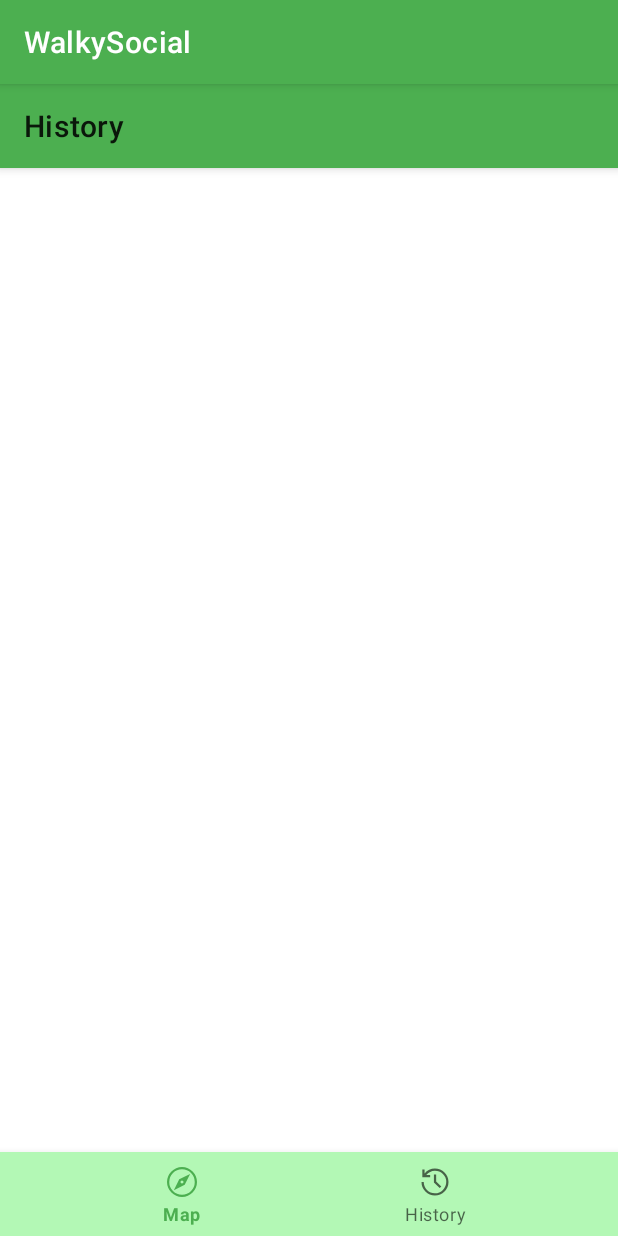
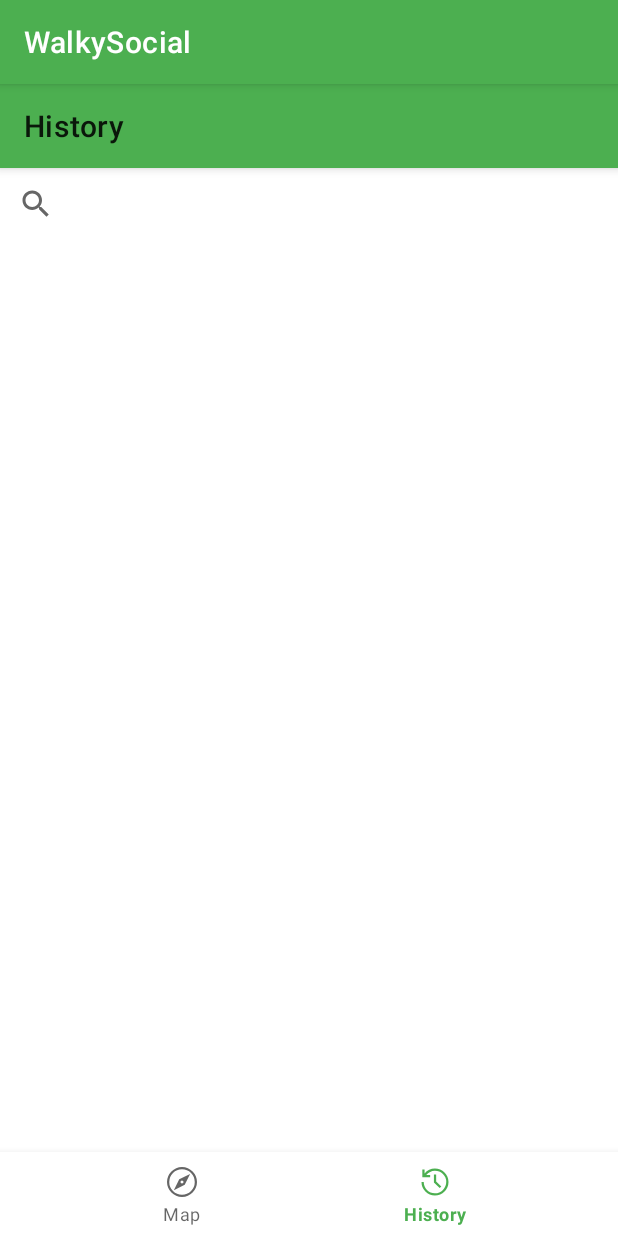
Before and after one commit to paulingaillot/WalkySocial, an Android app: the History screen opened directly, with no data from a screen before it, on a phone screen of 412 x 824 dp. Run offline under Robolectric (Android 15) with nearby library versions, the phone set to English and light mode, and no system bars; our stand-ins replace Firebase (no records; nobody signed in at launch, a user with empty details on screens opened directly).

Commit message:
History Activity

```diff
--- a/app/build.gradle
+++ b/app/build.gradle
@@ -38,7 +38,7 @@ android {
 
 dependencies {
 
-    implementation 'androidx.core:core-ktx:1.7.0'
+    implementation 'androidx.core:core-ktx:1.9.0'
     implementation 'androidx.appcompat:appcompat:1.6.1'
     implementation 'com.google.android.material:material:1.8.0'
     implementation 'androidx.constraintlayout:constraintlayout:2.1.4'
--- a/app/src/main/res/layout/activity_history.xml
+++ b/app/src/main/res/layout/activity_history.xml
@@ -21,29 +21,63 @@
 
     </com.google.android.material.appbar.AppBarLayout>
 
-    <!-- Note: A RecyclerView can also be used -->
+    <androidx.coordinatorlayout.widget.CoordinatorLayout
+        android:id="@+id/coordinatorLayout"
+        android:layout_width="0dp"
+        android:layout_height="wrap_content"
+        app:layout_constraintEnd_toEndOf="parent"
+        app:layout_constraintStart_toStartOf="parent"
+        app:layout_constraintTop_toBottomOf="@+id/test">
 
-    <androidx.core.widget.NestedScrollView
-        android:layout_width="match_parent"
-        android:layout_height="0dp"
-        app:layout_behavior="@string/appbar_scrolling_view_behavior"
-        app:layout_constraintTop_toBottomOf="@id/test"
-        app:layout_constraintBottom_toTopOf="@id/bottom_navigation"
-        app:layout_constraintLeft_toLeftOf="parent"
-        app:layout_constraintRight_toRightOf="parent"
-        android:contentDescription="@string/history">
+        <!-- NestedScrollingChild goes here (NestedScrollView, RecyclerView, etc.). -->
+        <androidx.core.widget.NestedScrollView
+            android:layout_width="match_parent"
+            android:layout_height="0dp"
+            app:layout_behavior="@string/searchbar_scrolling_view_behavior">
+            <!-- Screen content goes here. -->
+        </androidx.core.widget.NestedScrollView>
 
-        <!-- Scrollable content -->
 
-    </androidx.core.widget.NestedScrollView>
+        <com.google.android.material.appbar.AppBarLayout
+            android:id="@+id/testt"
+            android:layout_width="match_parent"
+            android:layout_height="50dp"
+            app:layout_constraintEnd_toEndOf="parent"
+            app:layout_constraintTop_toBottomOf="@+id/test">
+
+        </com.google.android.material.appbar.AppBarLayout>
+
+        <SearchView
+            android:layout_width="match_parent"
+            android:layout_height="wrap_content"
+            android:layout_marginBottom="25dp"
+            app:layout_anchor="@id/testt"
+            app:layout_constraintTop_toBottomOf="@+id/test"
+            tools:layout_editor_absoluteX="1dp">
+
+        </SearchView>
+
+    </androidx.coordinatorlayout.widget.CoordinatorLayout>
+
+
 
     <com.google.android.material.bottomnavigation.BottomNavigationView
         android:id="@+id/bottom_navigation"
         android:layout_width="match_parent"
         android:layout_height="wrap_content"
-        android:background="@color/white_green"
         app:layout_constraintBottom_toBottomOf="parent"
         app:layout_constraintStart_toStartOf="parent"
         app:menu="@menu/bottom_navigation_menu" />
 
+    <LinearLayout
+        android:layout_width="0dp"
+        android:layout_height="0dp"
+        android:orientation="vertical"
+        android:id="@+id/list"
+        app:layout_constraintBottom_toTopOf="@+id/bottom_navigation"
+        app:layout_constraintEnd_toEndOf="parent"
+        app:layout_constraintStart_toStartOf="parent"
+        app:layout_constraintTop_toBottomOf="@+id/coordinatorLayout"></LinearLayout>
+
+
 </androidx.constraintlayout.widget.ConstraintLayout>
```
Also changed, not shown: app/src/main/java/fr/isen/walkysocial/Activities/History.kt (+93 -0 lines), app/src/main/java/fr/isen/walkysocial/Services/GPSService.kt (+18 -6 lines).
